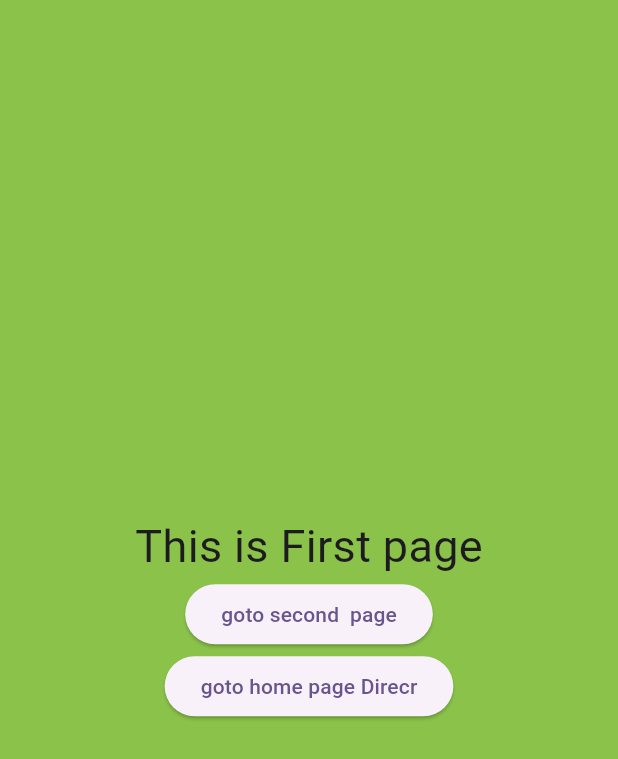
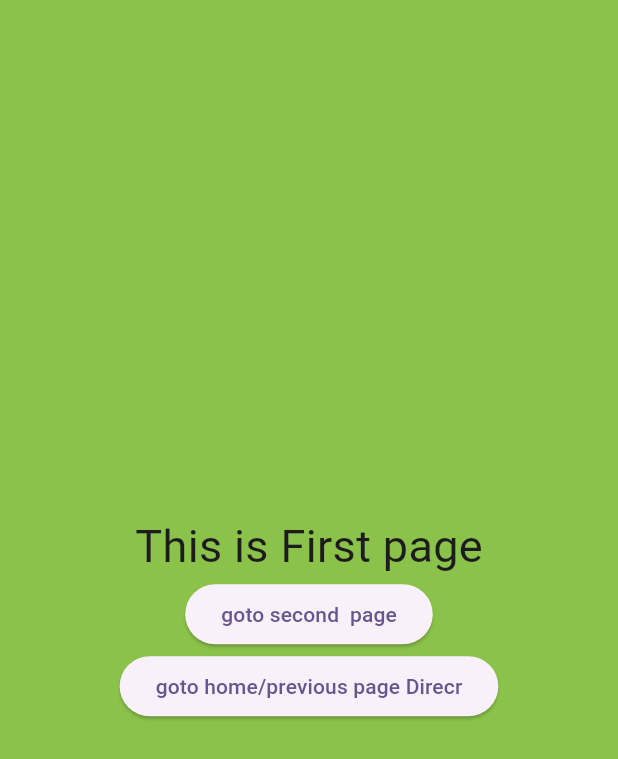
Before and after one commit to alkawsar1030/navigationapp, a Flutter app: the Firstpage screen opened by its route, on a phone screen of 412 x 824 dp. Shown: the top 759 px of the screen. Run offline on Flutter 3.47's test engine with Material 3 defaults, Android fonts, the phone set to English and light mode, and no system bars.

Commit message:
Navigator.pushReplaceNamed , as a result when we just used this in first page then first page has gone from stack, after that when we press goto first page then we directly gone to the home page 😮

```diff
--- a/lib/firstpage.dart
+++ b/lib/firstpage.dart
@@ -18,7 +18,7 @@ class Firstpage extends StatelessWidget {
             ElevatedButton(
               onPressed: () {
                 // Navigator.pop(context);
-                Navigator.pushNamed(context, '/second');
+                Navigator.pushReplacementNamed(context, '/second');
               },
               style: ButtonStyle(alignment: Alignment.center),
               child: Text('goto second  page'),
@@ -29,7 +29,7 @@ class Firstpage extends StatelessWidget {
 
               },
               style: ButtonStyle(alignment: Alignment.center),
-              child: Text('goto home page Direcr'),
+              child: Text('goto home/previous page Direcr'),
             ),
 
 
--- a/lib/homepage.dart
+++ b/lib/homepage.dart
@@ -38,7 +38,8 @@ class Homepage extends StatelessWidget {
 
           ElevatedButton(
             onPressed: () {
-              safePop(context);
+           safePop(context);
+
             },
             style: ButtonStyle(alignment: Alignment.center),
 
```
